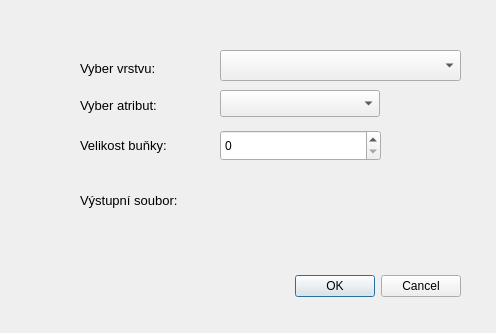
ruz76/qgis_opensymos_3, file jaster_polluted_source_preparation.ui: the form before one commit.
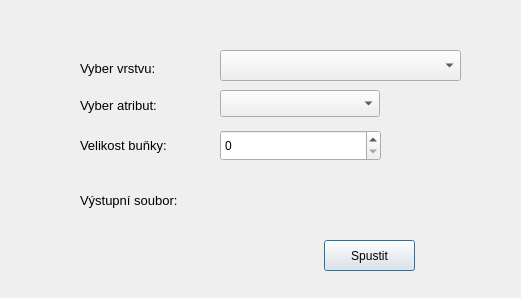
The form after the commit. Custom widgets are drawn as their Qt base class.

The edit to the form file:
```diff
--- a/jaster_polluted_source_preparation.ui
+++ b/jaster_polluted_source_preparation.ui
@@ -6,29 +6,13 @@
    <rect>
     <x>0</x>
     <y>0</y>
-    <width>496</width>
-    <height>333</height>
+    <width>521</width>
+    <height>298</height>
    </rect>
   </property>
   <property name="windowTitle">
    <string>Dialog</string>
   </property>
-  <widget class="QDialogButtonBox" name="buttonBox">
-   <property name="geometry">
-    <rect>
-     <x>120</x>
-     <y>270</y>
-     <width>341</width>
-     <height>32</height>
-    </rect>
-   </property>
-   <property name="orientation">
-    <enum>Qt::Horizontal</enum>
-   </property>
-   <property name="standardButtons">
-    <set>QDialogButtonBox::Cancel|QDialogButtonBox::Ok</set>
-   </property>
-  </widget>
   <widget class="QgsMapLayerComboBox" name="VyberVrstvu">
    <property name="geometry">
     <rect>
@@ -147,6 +131,19 @@
     <number>1000000000</number>
    </property>
   </widget>
+  <widget class="QPushButton" name="pushButton">
+   <property name="geometry">
+    <rect>
+     <x>324</x>
+     <y>240</y>
+     <width>91</width>
+     <height>31</height>
+    </rect>
+   </property>
+   <property name="text">
+    <string>Spustit</string>
+   </property>
+  </widget>
  </widget>
  <customwidgets>
   <customwidget>
```
Left out of the diff: 35 changed lines with no effect on the pictures.
